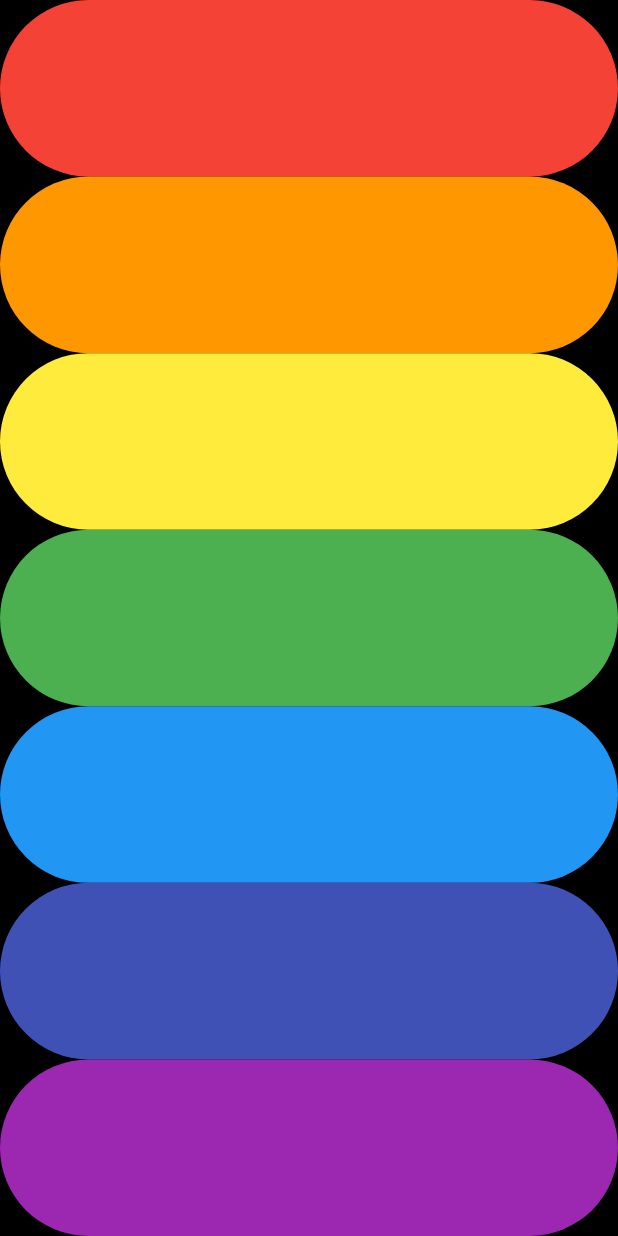
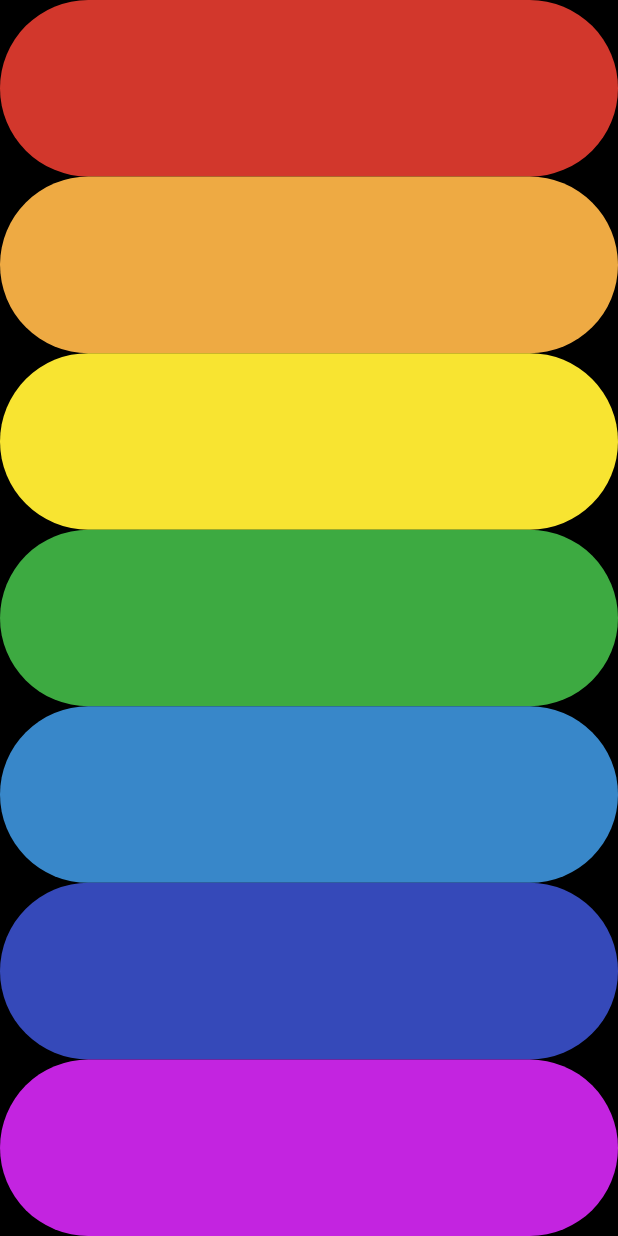
Before and after one commit to Jeet8204/Xylophone, a Flutter app: the screen it shows after launch, on a phone screen of 412 x 824 dp. Run offline on Flutter 3.47's test engine with Material 3 defaults, Android fonts, the light colour scheme and no system bars; our stand-ins replace audioplayers.

Commit message:
Changing the Colors of Xylophone Buttons

```diff
--- a/lib/main.dart
+++ b/lib/main.dart
@@ -39,13 +39,13 @@ class XylophoneApp extends StatelessWidget {
           child: Column(
             crossAxisAlignment: CrossAxisAlignment.stretch,
             children: <Widget>[
-              build_buttons(buttonNumber: 1, color: Colors.red),
-              build_buttons(buttonNumber: 2, color: Colors.orange),
-              build_buttons(buttonNumber: 3, color: Colors.yellow),
-              build_buttons(buttonNumber: 4, color: Colors.green),
-              build_buttons(buttonNumber: 5, color: Colors.blue),
-              build_buttons(buttonNumber: 6, color: Colors.indigo),
-              build_buttons(buttonNumber: 7, color: Colors.purple),
+              build_buttons(buttonNumber: 1, color: const Color.fromARGB(255, 210, 55, 44)),
+              build_buttons(buttonNumber: 2, color: const Color.fromARGB(255, 238, 170, 67)),
+              build_buttons(buttonNumber: 3, color: const Color.fromARGB(255, 248, 228, 49)),
+              build_buttons(buttonNumber: 4, color: const Color.fromARGB(255, 61, 170, 65)),
+              build_buttons(buttonNumber: 5, color: const Color.fromARGB(255, 56, 135, 201)),
+              build_buttons(buttonNumber: 6, color: const Color.fromARGB(255, 53, 73, 185)),
+              build_buttons(buttonNumber: 7, color: const Color.fromARGB(255, 195, 36, 224)),
             ],
           ),
         ),
```
